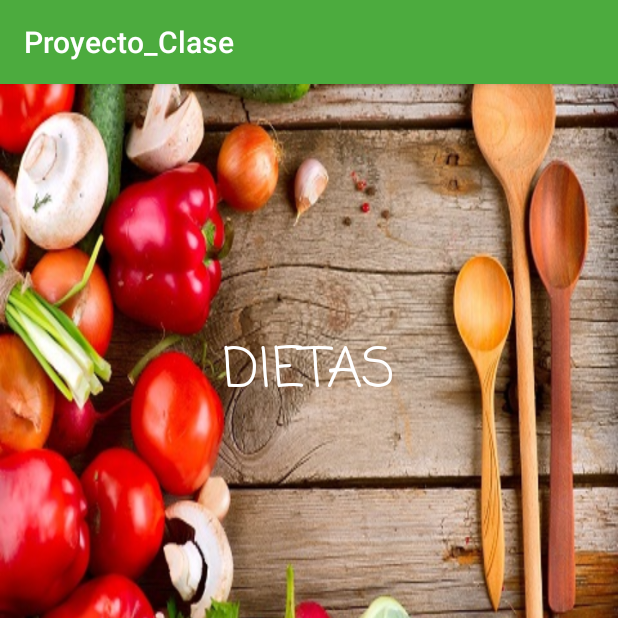
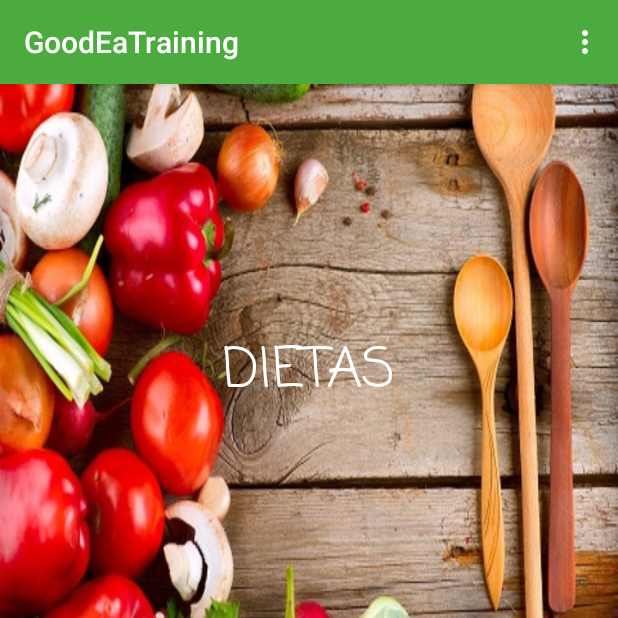
Before and after one commit to DavidAguayo/Proyecto_Clase, an Android app: the MainActivity screen opened directly, with no data from a screen before it, on a phone screen of 412 x 824 dp, the top half of it. Run offline under Robolectric (Android 15) with nearby library versions, the phone set to English and light mode, and no system bars.

Commit message:
commit13/05

```diff
--- a/app/src/main/java/com/proyecto/proyecto_clase/MainActivity.java
+++ b/app/src/main/java/com/proyecto/proyecto_clase/MainActivity.java
@@ -45,9 +45,14 @@ public class MainActivity extends AppCompatActivity {
             }
         });
 
+        //Para poner el título al action bar:
+        getSupportActionBar().setTitle("GoodEaTraining");
+        //Para ocultar el action bar:
+        //getSupportActionBar().hide();
+    }
     //Lo que viene a continuación sirve para incluir el menú en la actividad e indicar las acciones
     //que ejecutan cada opción
-        /*@Override
+    @Override
     public boolean onCreateOptionsMenu(Menu mimenu){
         getMenuInflater().inflate(R.menu.menu_en_activity, mimenu);
         return true;
@@ -71,9 +76,5 @@ public class MainActivity extends AppCompatActivity {
             return true;
         }
         return super.onOptionsItemSelected(opcion_menu);
-        }*/
-
-        //Para ocultar el action bar:
-        //getSupportActionBar().hide();
     }
 }
```
Lines whose indentation alone changed are shown as unchanged.
